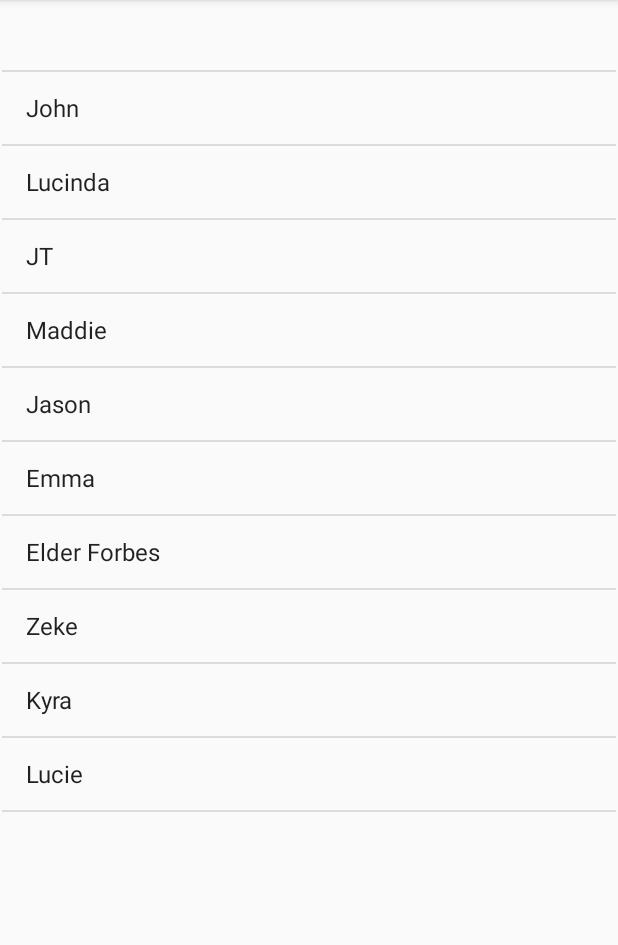
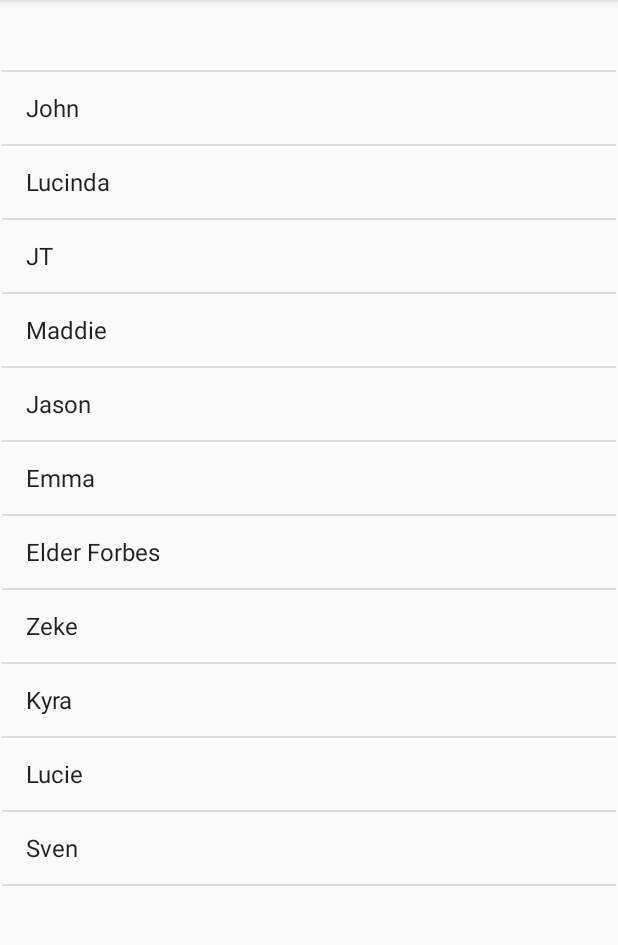
Before and after one commit to jrforbes24/androidProject, an Android app: the screen it shows after launch (MainActivity), on a phone screen of 412 x 824 dp, the part 84-1029 px from its top. Run offline under Robolectric (Android 15) with nearby library versions, the phone set to English and light mode, and no system bars.

Commit message:
added arrays and onclick lister

```diff
--- a/dynamicList/app/src/main/java/com/example/dynamiclist/MainActivity.java
+++ b/dynamicList/app/src/main/java/com/example/dynamiclist/MainActivity.java
@@ -3,7 +3,9 @@ package com.example.dynamiclist;
 import androidx.appcompat.app.AppCompatActivity;
 
 import android.os.Bundle;
+import android.util.Log;
 import android.view.View;
+import android.widget.AdapterView;
 import android.widget.ArrayAdapter;
 import android.widget.ListView;
 import android.widget.TextView;
@@ -11,6 +13,8 @@ import android.widget.TextView;
 import java.util.ArrayList;
 
 public class MainActivity extends AppCompatActivity {
+
+
 
     @Override
     protected void onCreate(Bundle savedInstanceState) {
@@ -23,7 +27,8 @@ public class MainActivity extends AppCompatActivity {
         ListView theListView = findViewById(R.id.nameListView);
         theListView.addHeaderView(textView);
 
-        ArrayList<String> familyArray = new ArrayList<String> ();
+        final ArrayList<String> familyArray = new ArrayList<String> ();
+
         familyArray.add("John");
         familyArray.add("Lucinda");
         familyArray.add("JT");
@@ -34,11 +39,35 @@ public class MainActivity extends AppCompatActivity {
         familyArray.add("Zeke");
         familyArray.add("Kyra");
         familyArray.add("Lucie");
+        familyArray.add("Sven");
+
+        final ArrayList<String> familyResponses = new ArrayList<String> ();
+        familyResponses.add("John was clicked on.");
+        familyResponses.add("Lucinda was clicked on.");
+        familyResponses.add("JT was clicked on.");
+        familyResponses.add("Maddie was clicked on.");
+        familyResponses.add("Jason was clicked on.");
+        familyResponses.add("Emma was clicked on.");
+        familyResponses.add("Elder Forbes was clicked on.");
+        familyResponses.add("Zeke was clicked on.");
+        familyResponses.add("Kyra was clicked on.");
+        familyResponses.add("Lucie was clicked on.");
+        familyResponses.add("Sven was clicked on.");
+
+
+
 
         ArrayAdapter<String> arrayAdapter = new ArrayAdapter<String>(this, android.R.layout.simple_list_item_1, familyArray);
 
         theListView.setAdapter(arrayAdapter);
 
+        theListView.setOnItemClickListener(new AdapterView.OnItemClickListener() {
+            @Override
+            public void onItemClick(AdapterView<?> adapterView, View view, int i, long l) {
+                Log.i("", familyArray.get(i-1) + "This was the int sent " + i);
+            }
+        });
+
 
     }
 }
```
